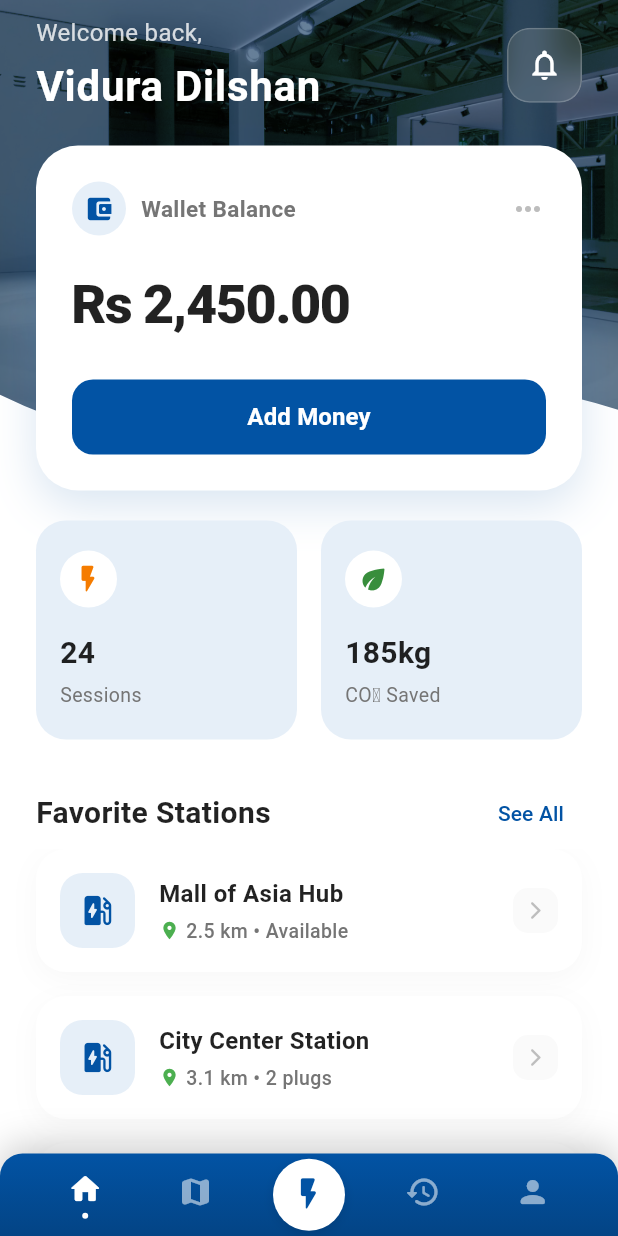
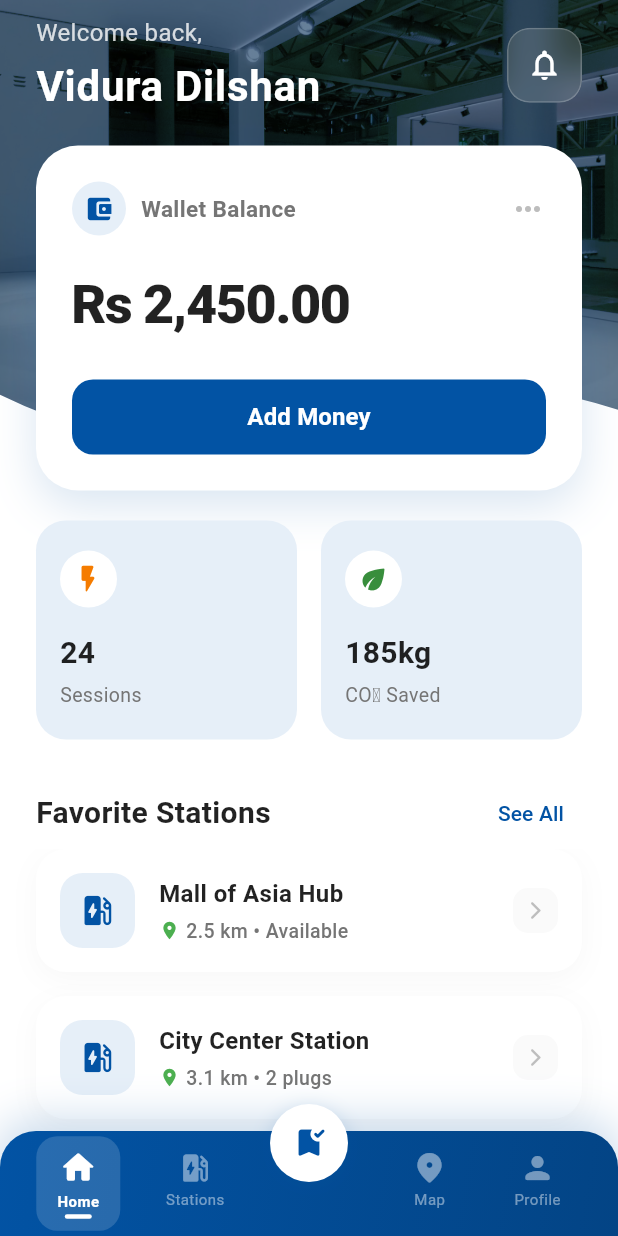
Before and after one commit to vidura-dilshan/ChargePathApp, a Flutter app: the screen it shows once a user with an empty profile is signed in, on a phone screen of 412 x 824 dp. Run offline on Flutter 3.47's test engine with Material 3 defaults, Android fonts, the phone set to English and light mode, and no system bars; our stand-ins replace cloud_firestore, firebase_auth, firebase_core, geocoding, geolocator, google_maps_flutter and 1 more; missing offline and left inert: flutter_polyline_points; accounts and stored records are empty; network calls fail.

Commit message:
Navigation Changes

```diff
--- a/lib/Screens/chargingstations.dart
+++ b/lib/Screens/chargingstations.dart
@@ -118,7 +118,6 @@ class _FindStationsState extends State<FindStations> {
       if (_selectedConnectorType != 'All') {
         String rawConnectors =
             data['supported_connector_types']?.toString() ?? '';
-        // Split by comma and check if any part matches
         List<String> parts =
             rawConnectors.split(',').map((e) => e.trim()).toList();
         bool hasConnector = parts.any(
@@ -164,7 +163,6 @@ class _FindStationsState extends State<FindStations> {
             return Column(
               mainAxisSize: MainAxisSize.min,
               children: [
-                // Handle
                 Container(
                   margin: const EdgeInsets.only(top: 12, bottom: 4),
                   width: 40,
@@ -257,7 +255,7 @@ class _FindStationsState extends State<FindStations> {
         bottom: false,
         child: Column(
           children: [
-            // ── HEADER ──────────────────────────────────────────────────────
+            // ── HEADER (FIXED) ───────────────────────────────────────────────
             Padding(
               padding: const EdgeInsets.symmetric(horizontal: 20, vertical: 10),
               child: Row(
@@ -281,17 +279,13 @@ class _FindStationsState extends State<FindStations> {
               ),
             ),
 
-            Expanded(
-              child: ListView(
-                padding: const EdgeInsets.fromLTRB(24, 10, 24, 100),
-                physics: const BouncingScrollPhysics(),
-                clipBehavior: Clip.none,
+            // ── ALL FIXED CONTROLS ───────────────────────────────────────────
+            Padding(
+              padding: const EdgeInsets.symmetric(horizontal: 24),
+              child: Column(
+                crossAxisAlignment: CrossAxisAlignment.start,
                 children: [
-                  const Divider(
-                    height: 1,
-                    thickness: 1,
-                    color: Colors.black12,
-                  ),
+                  const Divider(height: 1, thickness: 1, color: Colors.black12),
                   const SizedBox(height: 20),
 
                   // ── TOGGLE BUTTONS ─────────────────────────────────────────
@@ -305,16 +299,11 @@ class _FindStationsState extends State<FindStations> {
                     child: Row(
                       children: [
                         Expanded(
-                          child: _buildToggleButton(
-                            'Nearby',
-                            _isNearbySelected,
-                          ),
+                          child: _buildToggleButton('Nearby', _isNearbySelected),
                         ),
                         Expanded(
                           child: _buildToggleButton(
-                            'All Stations',
-                            !_isNearbySelected,
-                          ),
+                              'All Stations', !_isNearbySelected),
                         ),
                       ],
                     ),
@@ -337,29 +326,21 @@ class _FindStationsState extends State<FindStations> {
                           const SizedBox(width: 8),
                           Text(
                             'Getting your location...',
-                            style: TextStyle(
-                              color: _greyText,
-                              fontSize: 12,
-                            ),
+                            style: TextStyle(color: _greyText, fontSize: 12),
                           ),
                         ],
                       )
                     else if (_currentUserPosition == null)
                       Row(
                         children: [
-                          const Icon(
-                            Icons.location_off,
-                            color: Colors.orange,
-                            size: 16,
-                          ),
+                          const Icon(Icons.location_off,
+                              color: Colors.orange, size: 16),
                           const SizedBox(width: 6),
                           Expanded(
                             child: Text(
                               'Location unavailable — showing all stations.',
                               style: TextStyle(
-                                color: Colors.orange.shade700,
-                                fontSize: 12,
-                              ),
+                                  color: Colors.orange.shade700, fontSize: 12),
                             ),
                           ),
                           GestureDetector(
@@ -378,11 +359,8 @@ class _FindStationsState extends State<FindStations> {
                     else
                       Row(
                         children: [
-                          Icon(
-                            Icons.location_on,
-                            color: Colors.green.shade600,
-                            size: 16,
-                          ),
+                          Icon(Icons.location_on,
+                              color: Colors.green.shade600, size: 16),
                           const SizedBox(width: 6),
                           Text(
                             'Showing stations within ${_distanceValue.toInt()} km',
@@ -446,24 +424,21 @@ class _FindStationsState extends State<FindStations> {
                           _buildActiveFilterChip(
                             _selectedConnectorType,
                             () => setState(
-                              () => _selectedConnectorType = 'All',
-                            ),
+                                () => _selectedConnectorType = 'All'),
                           ),
                         if (_selectedAvailability != 'All')
                           _buildActiveFilterChip(
                             _selectedAvailability,
-                            () => setState(
-                              () => _selectedAvailability = 'All',
-                            ),
+                            () =>
+                                setState(() => _selectedAvailability = 'All'),
                           ),
                       ],
                     ),
                   ],
 
-                  const SizedBox(height: 24),
-
                   // ── DISTANCE SLIDER (Nearby only) ──────────────────────────
                   if (_isNearbySelected) ...[
+                    const SizedBox(height: 24),
                     Row(
                       mainAxisAlignment: MainAxisAlignment.spaceBetween,
                       children: [
@@ -477,9 +452,7 @@ class _FindStationsState extends State<FindStations> {
                         ),
                         Container(
                           padding: const EdgeInsets.symmetric(
-                            horizontal: 12,
-                            vertical: 4,
-                          ),
+                              horizontal: 12, vertical: 4),
                           decoration: BoxDecoration(
                             color: _lightFillColor,
                             borderRadius: BorderRadius.circular(8),
@@ -503,8 +476,7 @@ class _FindStationsState extends State<FindStations> {
                         overlayColor: _primaryColor.withOpacity(0.1),
                         trackHeight: 6,
                         thumbShape: const RoundSliderThumbShape(
-                          enabledThumbRadius: 10,
-                        ),
+                            enabledThumbRadius: 10),
                       ),
                       child: Slider(
                         value: _distanceValue,
@@ -515,34 +487,30 @@ class _FindStationsState extends State<FindStations> {
                             setState(() => _distanceValue = val),
                       ),
                     ),
-                    const SizedBox(height: 10),
                   ],
 
-                  // ── STATION LIST ───────────────────────────────────────────
-                  StreamBuilder<QuerySnapshot>(
+                  const SizedBox(height: 16),
+                ],
+              ),
+            ),
+
+            // ── ONLY STATIONS LIST SCROLLS ───────────────────────────────────
+            Expanded(
+              child: StreamBuilder<QuerySnapshot>(
                 stream: FirebaseFirestore.instance
                     .collection('users')
                     .snapshots(),
                 builder: (context, snapshot) {
-                      if (snapshot.connectionState ==
-                          ConnectionState.waiting) {
-                        return const Padding(
-                          padding: EdgeInsets.all(40.0),
-                          child: Center(child: CircularProgressIndicator()),
-                        );
+                  if (snapshot.connectionState == ConnectionState.waiting) {
+                    return const Center(child: CircularProgressIndicator());
                   }
 
                   if (snapshot.hasError) {
-                        return Center(
-                          child: Text('Error: ${snapshot.error}'),
-                        );
+                    return Center(child: Text('Error: ${snapshot.error}'));
                   }
 
-                      if (!snapshot.hasData ||
-                          snapshot.data!.docs.isEmpty) {
-                        return const Center(
-                          child: Text('No stations found.'),
-                        );
+                  if (!snapshot.hasData || snapshot.data!.docs.isEmpty) {
+                    return const Center(child: Text('No stations found.'));
                   }
 
                   final List<QueryDocumentSnapshot> filtered =
@@ -552,12 +520,10 @@ class _FindStationsState extends State<FindStations> {
                     return Padding(
                       padding: const EdgeInsets.symmetric(vertical: 40),
                       child: Column(
+                        mainAxisAlignment: MainAxisAlignment.center,
                         children: [
-                              Icon(
-                                Icons.ev_station_outlined,
-                                size: 56,
-                                color: Colors.grey.shade400,
-                              ),
+                          Icon(Icons.ev_station_outlined,
+                              size: 56, color: Colors.grey.shade400),
                           const SizedBox(height: 16),
                           Text(
                             _isNearbySelected &&
@@ -590,11 +556,14 @@ class _FindStationsState extends State<FindStations> {
                     );
                   }
 
-                      // ── Station count header ──
-                      return Column(
-                        crossAxisAlignment: CrossAxisAlignment.start,
-                        children: [
-                          Padding(
+                  return ListView.builder(
+                    padding: const EdgeInsets.fromLTRB(24, 0, 24, 100),
+                    physics: const BouncingScrollPhysics(),
+                    itemCount: filtered.length + 1, // +1 for count header
+                    itemBuilder: (context, index) {
+                      // Station count header as first item
+                      if (index == 0) {
+                        return Padding(
                           padding: const EdgeInsets.only(bottom: 16),
                           child: Text(
                             '${filtered.length} station${filtered.length == 1 ? '' : 's'} found',
@@ -604,24 +573,22 @@ class _FindStationsState extends State<FindStations> {
                               fontWeight: FontWeight.w600,
                             ),
                           ),
-                          ),
-                          ...filtered.map((doc) {
-                            final data =
-                                doc.data() as Map<String, dynamic>;
+                        );
+                      }
+
+                      final doc = filtered[index - 1];
+                      final data = doc.data() as Map<String, dynamic>;
 
                       int availablePlugs = int.tryParse(
-                                    data['available_plugs']?.toString() ??
-                                        '0') ??
+                              data['available_plugs']?.toString() ?? '0') ??
                           0;
                       int totalSlots = int.tryParse(
-                                    data['connector_slots']?.toString() ??
-                                        '0') ??
+                              data['connector_slots']?.toString() ?? '0') ??
                           0;
                       bool isAvailable = availablePlugs > 0;
 
                       String rawConnectors =
-                                data['supported_connector_types']
-                                        ?.toString() ??
+                          data['supported_connector_types']?.toString() ??
                               'Unknown';
                       List<String> connectorList = rawConnectors
                           .split(',')
@@ -634,10 +601,8 @@ class _FindStationsState extends State<FindStations> {
                       double? lng = double.tryParse(
                           data['longitude']?.toString() ?? '');
                       String stationName =
-                                data['station_name']?.toString() ??
-                                    'Unknown Station';
+                          data['station_name']?.toString() ?? 'Unknown Station';
 
-                            // Calculate real distance
                       String distanceText = 'N/A';
                       if (_currentUserPosition != null &&
                           lat != null &&
@@ -660,26 +625,20 @@ class _FindStationsState extends State<FindStations> {
                                 ? 'Lat: ${lat.toStringAsFixed(4)}, Lng: ${lng.toStringAsFixed(4)}'
                                 : 'Location unavailable'),
                         distance: distanceText,
-                              availabilityText:
-                                  '$availablePlugs/$totalSlots Available',
+                        availabilityText: '$availablePlugs/$totalSlots Available',
                         power:
                             '${data['charging_power']?.toString() ?? '0'} kW',
                         connectors: connectorList,
-                              statusColor:
-                                  isAvailable ? Colors.green : Colors.red,
+                        statusColor: isAvailable ? Colors.green : Colors.red,
                         isAvailable: isAvailable,
-                              stationLatLng:
-                                  (lat != null && lng != null)
+                        stationLatLng: (lat != null && lng != null)
                             ? LatLng(lat, lng)
                             : null,
                         stationName: stationName,
                       );
-                          }),
-                        ],
+                    },
                   );
                 },
-                  ),
-                ],
               ),
             ),
           ],
@@ -759,8 +718,7 @@ class _FindStationsState extends State<FindStations> {
                 style: TextStyle(
                   color: isActive ? _primaryColor : Colors.black87,
                   fontSize: 13,
-                  fontWeight:
-                      isActive ? FontWeight.w700 : FontWeight.w500,
+                  fontWeight: isActive ? FontWeight.w700 : FontWeight.w500,
                 ),
                 overflow: TextOverflow.ellipsis,
               ),
@@ -854,19 +812,15 @@ class _FindStationsState extends State<FindStations> {
                     Text(
                       address,
                       style: TextStyle(
-                        color: Colors.grey.shade500,
-                        fontSize: 13,
-                      ),
+                          color: Colors.grey.shade500, fontSize: 13),
                     ),
                   ],
                 ),
               ),
               const SizedBox(width: 8),
               Container(
-                padding: const EdgeInsets.symmetric(
-                  horizontal: 10,
-                  vertical: 6,
-                ),
+                padding:
+                    const EdgeInsets.symmetric(horizontal: 10, vertical: 6),
                 decoration: BoxDecoration(
                   color: statusColor.withOpacity(0.1),
                   borderRadius: BorderRadius.circular(20),
@@ -921,11 +875,7 @@ class _FindStationsState extends State<FindStations> {
               ),
               Row(
                 children: [
-                  const Icon(
-                    Icons.flash_on,
-                    size: 18,
-                    color: Colors.orange,
-                  ),
+                  const Icon(Icons.flash_on, size: 18, color: Colors.orange),
                   const SizedBox(width: 6),
                   Text(
                     power,
@@ -950,9 +900,7 @@ class _FindStationsState extends State<FindStations> {
                 .map(
                   (c) => Container(
                     padding: const EdgeInsets.symmetric(
-                      horizontal: 12,
-                      vertical: 8,
-                    ),
+                        horizontal: 12, vertical: 8),
                     decoration: BoxDecoration(
                       color: _lightFillColor,
                       borderRadius: BorderRadius.circular(12),
@@ -993,9 +941,7 @@ class _FindStationsState extends State<FindStations> {
                     child: Text(
                       isAvailable ? 'Book' : 'Full',
                       style: const TextStyle(
-                        fontWeight: FontWeight.bold,
-                        fontSize: 16,
-                      ),
+                          fontWeight: FontWeight.bold, fontSize: 16),
                     ),
                   ),
                 ),
@@ -1016,11 +962,8 @@ class _FindStationsState extends State<FindStations> {
                                 ),
                               ),
                             ),
-                    icon: Icon(
-                      Icons.directions,
-                      size: 20,
-                      color: _primaryColor,
-                    ),
+                    icon: Icon(Icons.directions,
+                        size: 20, color: _primaryColor),
                     label: Text(
                       'Route',
                       style: TextStyle(
--- a/lib/Screens/mainscreen.dart
+++ b/lib/Screens/mainscreen.dart
@@ -15,12 +15,11 @@ class MainScreen extends StatefulWidget {
 class _MainScreenState extends State<MainScreen> {
   int _selectedIndex = 0;
 
-  // All tab pages live here — they stay alive and never re-build on tab switch
   final List<Widget> _pages = const [
-    HomePage(),
-    FindStations(),
-    RoutePlanningPage()
-    // ProfilePage(), // replace with your actual profile screen
+    HomePage(),        // index 0 — Home
+    FindStations(),    // index 1 — Charging Stations
+    RoutePlanningPage(), // index 2 — Map / Route Planning
+    // ProfilePage(),  // index 3 — Profile (add when ready)
   ];
 
   @override
@@ -28,13 +27,10 @@ class _MainScreenState extends State<MainScreen> {
     return Scaffold(
       body: Stack(
         children: [
-          // IndexedStack keeps all pages mounted — no rebuilds, no lag
           IndexedStack(
             index: _selectedIndex,
             children: _pages,
           ),
-
-          // Floating nav bar on top
           Positioned(
             bottom: 0,
             left: 0,
@@ -45,7 +41,6 @@ class _MainScreenState extends State<MainScreen> {
                 setState(() => _selectedIndex = index);
               },
               onCenterTap: () {
-                // BookStation is a separate flow, so push it as a modal
                 Navigator.push(
                   context,
                   MaterialPageRoute(builder: (_) => const BookStation()),
--- a/lib/Widgets/navigationbar.dart
+++ b/lib/Widgets/navigationbar.dart
@@ -3,7 +3,7 @@ import 'package:flutter/material.dart';
 class CustomNavBar extends StatelessWidget {
   final int selectedIndex;
   final Function(int) onTabChange;
-  final VoidCallback onCenterTap; // BookStation is handled by the parent
+  final VoidCallback onCenterTap;
 
   const CustomNavBar({
     super.key,
@@ -12,94 +12,131 @@ class CustomNavBar extends StatelessWidget {
     required this.onCenterTap,
   });
 
-  final Color _primaryColor = const Color(0xFF0253A4);
-  final Color _secondaryBlue = const Color(0xFF034485);
+  static const Color _primaryColor = Color(0xFF0253A4);
+  static const Color _secondaryBlue = Color(0xFF034485);
 
   @override
   Widget build(BuildContext context) {
     return Container(
-      height: 55,
-      padding: const EdgeInsets.symmetric(horizontal: 20),
-      decoration: BoxDecoration(
+      height: 70,
+      decoration: const BoxDecoration(
         gradient: LinearGradient(
           colors: [_primaryColor, _secondaryBlue],
-          begin: Alignment.topCenter,
-          end: Alignment.bottomCenter,
+          begin: Alignment.topLeft,
+          end: Alignment.bottomRight,
         ),
-        borderRadius: const BorderRadius.vertical(top: Radius.circular(15)),
+        borderRadius: BorderRadius.vertical(top: Radius.circular(24)),
         boxShadow: [
           BoxShadow(
-            color: Colors.black.withOpacity(0.2),
-            blurRadius: 20,
-            offset: const Offset(0, -5),
+            color: Color(0x330253A4),
+            blurRadius: 24,
+            spreadRadius: 2,
+            offset: Offset(0, -6),
           ),
         ],
       ),
+      child: Stack(
+        clipBehavior: Clip.none,
+        alignment: Alignment.center,
+        children: [
+          Padding(
+            padding: const EdgeInsets.symmetric(horizontal: 16),
             child: Row(
               mainAxisAlignment: MainAxisAlignment.spaceAround,
               children: [
-          _buildNavItem(0, Icons.home_rounded),
-          _buildNavItem(1, Icons.map_rounded),
+                _buildNavItem(0, Icons.home_rounded, 'Home'),
+                _buildNavItem(1, Icons.ev_station_rounded, 'Stations'),
+                const SizedBox(width: 64),
+                _buildNavItem(2, Icons.location_on_rounded, 'Map'),
+                _buildNavItem(3, Icons.person_rounded, 'Profile'),
+              ],
+            ),
+          ),
 
-          // Center BookStation button — delegates up to parent, no Navigator here
-          GestureDetector(
+          // Center booking button — subtle, not oversized
+          Positioned(
+            top: -18,
+            child: GestureDetector(
               onTap: onCenterTap,
               child: Container(
-              height: 48,
-              width: 48,
+                height: 52,
+                width: 52,
                 decoration: BoxDecoration(
                   color: Colors.white,
                   shape: BoxShape.circle,
-                boxShadow: [
+                  boxShadow: const [
                     BoxShadow(
-                    color: Colors.black.withOpacity(0.1),
-                    blurRadius: 5,
-                    offset: const Offset(0, 2),
+                      color: Color(0x280253A4),
+                      blurRadius: 10,
+                      spreadRadius: 1,
+                      offset: Offset(0, 3),
                     ),
                   ],
                 ),
-              child: Icon(
-                Icons.flash_on_rounded,
+                child: const Icon(
+                  Icons.bookmark_added_rounded,
                   color: _primaryColor,
-                size: 26,
+                  size: 24,
                 ),
               ),
             ),
-
-          _buildNavItem(2, Icons.history_rounded),
-          _buildNavItem(3, Icons.person_rounded),
+          ),
         ],
       ),
     );
   }
 
-  Widget _buildNavItem(int index, IconData icon) {
+  Widget _buildNavItem(int index, IconData icon, String label) {
     final bool isSelected = selectedIndex == index;
 
     return GestureDetector(
-      // Simply tell the parent which index was tapped — nothing else
       onTap: () => onTabChange(index),
       behavior: HitTestBehavior.opaque,
-      child: Container(
-        color: Colors.transparent,
-        padding: const EdgeInsets.symmetric(horizontal: 10, vertical: 5),
+      child: AnimatedContainer(
+        duration: const Duration(milliseconds: 250),
+        curve: Curves.easeInOut,
+        padding: const EdgeInsets.symmetric(horizontal: 14, vertical: 8),
+        decoration: BoxDecoration(
+          color: isSelected
+              ? Colors.white.withOpacity(0.15)
+              : Colors.transparent,
+          borderRadius: BorderRadius.circular(14),
+        ),
         child: Column(
           mainAxisSize: MainAxisSize.min,
           mainAxisAlignment: MainAxisAlignment.center,
           children: [
-            Icon(
+            AnimatedSwitcher(
+              duration: const Duration(milliseconds: 200),
+              child: Icon(
                 icon,
-              color: isSelected ? Colors.white : Colors.white54,
-              size: 24,
+                key: ValueKey(isSelected),
+                color: isSelected ? Colors.white : Colors.white.withOpacity(0.45),
+                size: isSelected ? 26 : 24,
+              ),
             ),
             const SizedBox(height: 4),
+            AnimatedDefaultTextStyle(
+              duration: const Duration(milliseconds: 200),
+              style: TextStyle(
+                color: isSelected
+                    ? Colors.white
+                    : Colors.white.withOpacity(0.45),
+                fontSize: 10,
+                fontWeight:
+                    isSelected ? FontWeight.w700 : FontWeight.w400,
+                letterSpacing: 0.3,
+              ),
+              child: Text(label),
+            ),
+            const SizedBox(height: 2),
             AnimatedContainer(
-              duration: const Duration(milliseconds: 300),
-              height: isSelected ? 4 : 0,
-              width: isSelected ? 4 : 0,
-              decoration: const BoxDecoration(
+              duration: const Duration(milliseconds: 250),
+              height: 3,
+              width: isSelected ? 18 : 0,
+              decoration: BoxDecoration(
                 color: Colors.white,
-                shape: BoxShape.circle,
+                borderRadius: BorderRadius.circular(2),
               ),
             ),
           ],
```
Lines whose indentation alone changed are shown as unchanged.
